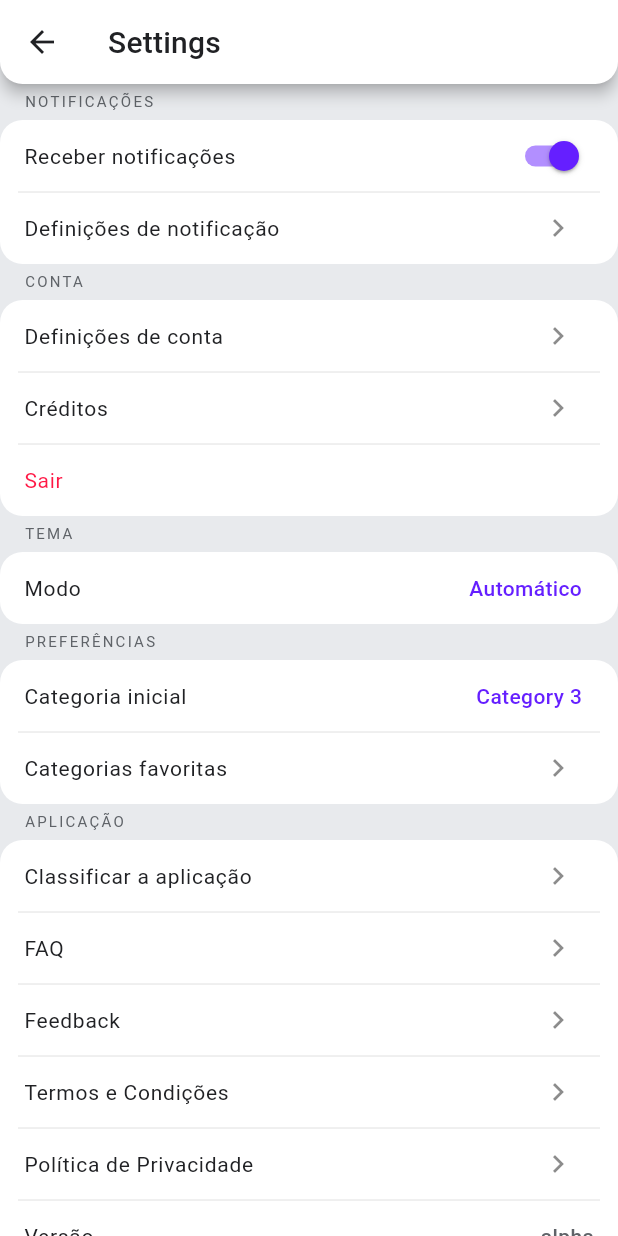
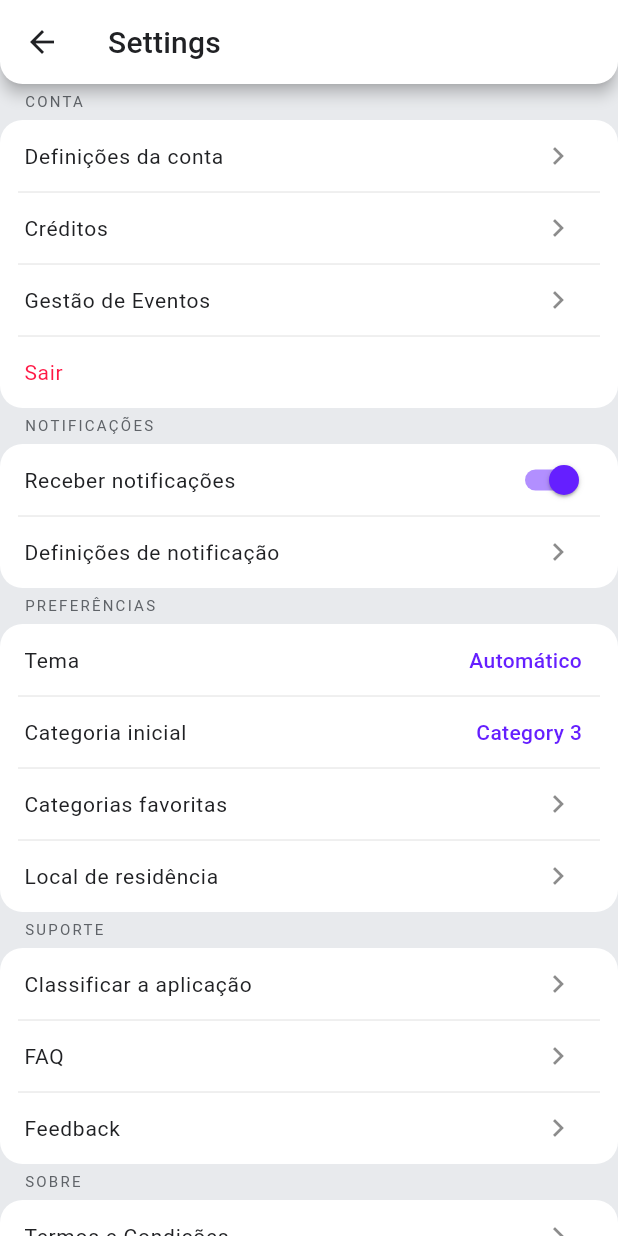
Before and after one commit to ggalambas/events, a Flutter app: the SettingsScreen screen opened by its route, on a phone screen of 412 x 824 dp. Run offline on Flutter 3.47's test engine with Material 2 defaults, Android fonts, the phone set to English and light mode, and no system bars; our stand-ins replace auto_route, cloud_firestore, dartz, dots_indicator, faker, firebase_auth and 11 more; missing offline and left inert: flutter_custom_tabs, flutter_facebook_auth, flutter_statusbarcolor; accounts and stored records are empty; generated files the repository leaves out were written again; statements that could not run were skipped.

Commit message:
settings

```diff
--- a/lib/ui/screens/settings_screen.dart
+++ b/lib/ui/screens/settings_screen.dart
@@ -26,29 +26,19 @@ class SettingsScreen extends StatelessWidget {
       ),
       body: ListView(
         children: [
-          ListSubtitle('Notificações'),
-          ListGroup(
-            items: [
-              SettingItem.toggle(
-                title: 'Receber notificações',
-                value: true,
-                onChanged: (newValue) {},
-              ),
-              SettingItem.more(
-                title: 'Definições de notificação',
-                onPressed: () {},
-              ),
-            ],
-          ),
           ListSubtitle('Conta'),
           ListGroup(
             items: [
               SettingItem.more(
-                title: 'Definições de conta',
+                title: 'Definições da conta',
                 onPressed: () {},
               ),
               SettingItem.more(
                 title: 'Créditos',
+                onPressed: () {},
+              ),
+              SettingItem.more(
+                title: 'Gestão de Eventos',
                 onPressed: () {},
               ),
               ListTile(
@@ -66,20 +56,29 @@ class SettingsScreen extends StatelessWidget {
               ),
             ],
           ),
-          ListSubtitle('Tema'),
+          ListSubtitle('Notificações'),
           ListGroup(
             items: [
-              SettingItem.selection(
-                title: 'Modo',
-                options: themeConfig.options,
-                selected: themeConfig.selected,
-                onPressed: (i) => themeConfig.selected = i,
+              SettingItem.toggle(
+                title: 'Receber notificações',
+                value: true,
+                onChanged: (newValue) {},
+              ),
+              SettingItem.more(
+                title: 'Definições de notificação',
+                onPressed: () {},
               ),
             ],
           ),
           ListSubtitle('Preferências'),
           ListGroup(
             items: [
+              SettingItem.selection(
+                title: 'Tema',
+                options: themeConfig.options,
+                selected: themeConfig.selected,
+                onPressed: (i) => themeConfig.selected = i,
+              ),
               SettingItem.selection(
                 title: 'Categoria inicial',
                 options: List.generate(15, (i) => 'Category ${i + 1}'),
@@ -90,9 +89,13 @@ class SettingsScreen extends StatelessWidget {
                 title: 'Categorias favoritas',
                 onPressed: () {},
               ),
+              SettingItem.more(
+                title: 'Local de residência',
+                onPressed: () {},
+              ),
             ],
           ),
-          ListSubtitle('Aplicação'),
+          ListSubtitle('Suporte'),
           ListGroup(
             items: [
               SettingItem.more(
@@ -107,6 +110,11 @@ class SettingsScreen extends StatelessWidget {
                 title: 'Feedback',
                 onPressed: () {},
               ),
+            ],
+          ),
+          ListSubtitle('Sobre'),
+          ListGroup(
+            items: [
               SettingItem.more(
                 title: 'Termos e Condições',
                 onPressed: () {},
```
